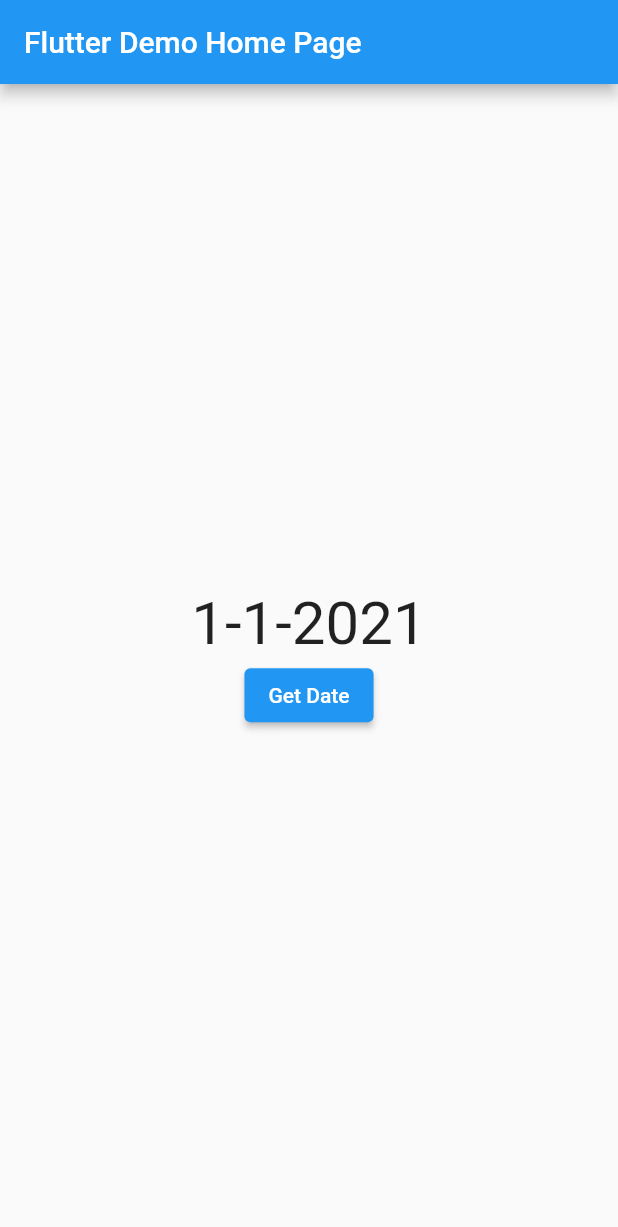
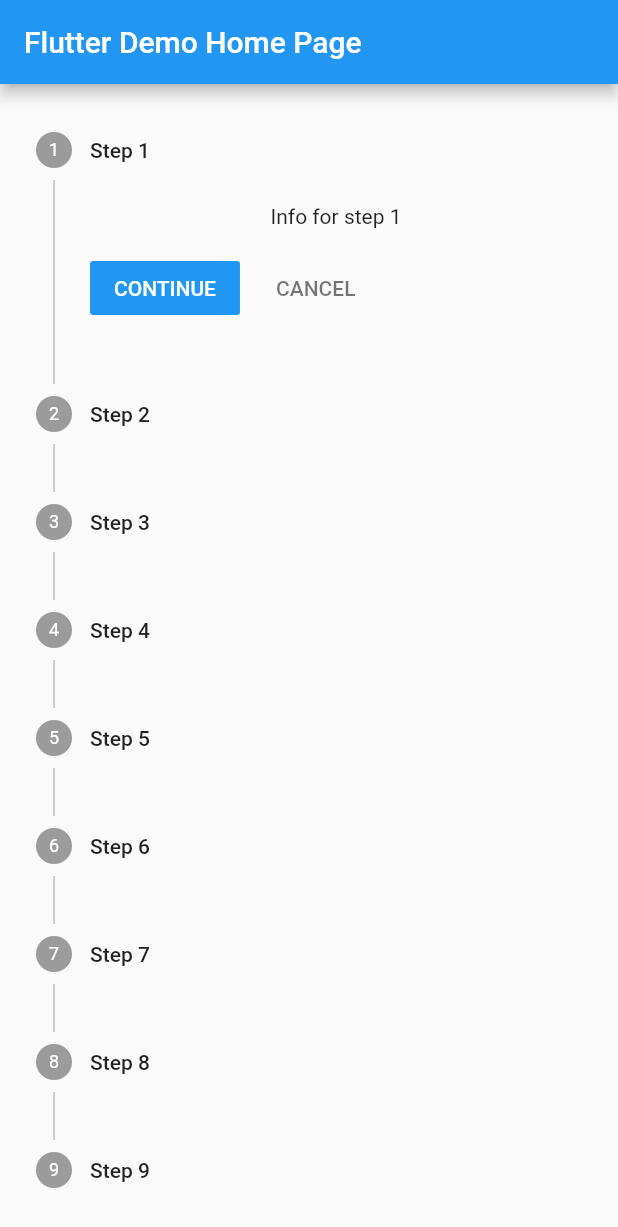
Before and after one commit to shindeyy/flutterdemo, a Flutter app: the screen it shows after launch, on a phone screen of 412 x 824 dp. Shown: the top 1227 px of the screen. Run offline on Flutter 3.47's test engine with Material 2 defaults, Android fonts, the phone set to English and light mode, and no system bars.

Commit message:
Commit Related To: - Added stepper demo.

```diff
--- a/lib/main.dart
+++ b/lib/main.dart
@@ -3,6 +3,80 @@ import 'package:flutter/material.dart';
 void main() {
   runApp(const MyApp());
   //runApp(const _TimePickerDemo());
+}
+
+class _StepperDemo extends State<MyHomePage>{
+  int _currentSteps = 0;
+
+  @override
+  Widget build(BuildContext context) {
+    return Scaffold(
+        appBar: AppBar(title:
+          Text(widget.title),),
+          body: Center(child: Stepper(steps: const [
+            Step(
+                title: Text("Step 1"),
+                content: Text("Info for step 1")
+            ),
+            Step(
+                title: Text("Step 2"),
+                content: Text("Info for step 2")
+            ),
+            Step(
+                title: Text("Step 3"),
+                content: Text("Info for step 3")
+            ),
+            Step(
+                title: Text("Step 4"),
+                content: Text("Info for step 4")
+            ),
+            Step(
+                title: Text("Step 5"),
+                content: Text("Info for step 5")
+            ),
+            Step(
+                title: Text("Step 6"),
+                content: Text("Info for step 6")
+            ),
+            Step(
+                title: Text("Step 7"),
+                content: Text("Info for step 7")
+            ),
+            Step(
+                title: Text("Step 8"),
+                content: Text("Info for step 8")
+            ),
+            Step(
+                title: Text("Step 9"),
+                content: Text("Info for step 9")
+            )
+          ],
+            onStepTapped: (int newIndex){
+              setState(() {
+                _currentSteps = newIndex;
+              });
+            },
+            currentStep: _currentSteps,
+            onStepContinue: (){
+                if(_currentSteps!=8){
+                  setState(() {
+                    _currentSteps+=1;
+                  });
+                }
+            },
+            onStepCancel: (){
+                if(_currentSteps!=0){
+                    setState(() {
+                      _currentSteps-=1;
+                    });
+                }
+            },
+          ),
+        ),
+    );
+    throw UnimplementedError();
+  }
+
 }
 
 class _DatePickerDemo extends State<MyHomePage>{
@@ -109,5 +183,5 @@ class MyHomePage extends StatefulWidget {
   final String title;
 
   @override
-  State<MyHomePage> createState() => _DatePickerDemo();
+  State<MyHomePage> createState() => _StepperDemo();
 }
```
Also changed, not shown: 2 other files.
